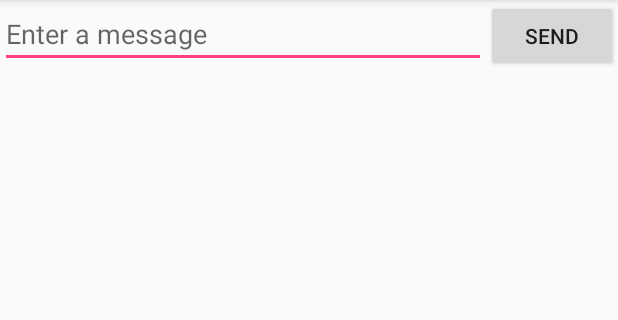
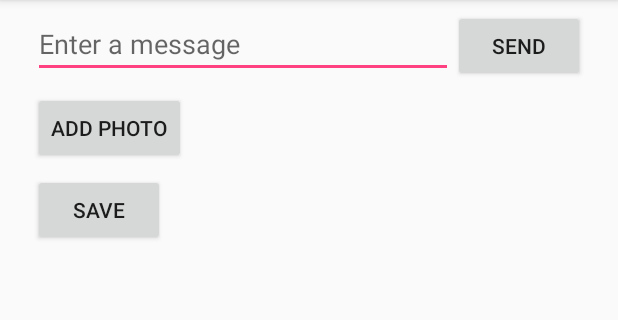
Before and after one commit to MstrJL300/COSW-LAB8, an Android app: the screen it shows after launch (MainActivity), on a phone screen of 412 x 824 dp, the part 84-404 px from its top. Run offline under Robolectric (Android 15) with nearby library versions, the phone set to English and light mode, and no system bars; 1 statement that could not run was skipped.

Commit message:
Agregado: Formato de foto, Ventana de dialogo

```diff
--- a/Codelab2/app/build.gradle
+++ b/Codelab2/app/build.gradle
@@ -26,4 +26,5 @@ dependencies {
     })
     compile 'com.android.support:appcompat-v7:25.0.0'
     testCompile 'junit:junit:4.12'
+    compile 'com.google.android.gms:play-services-appindexing:8.4.0'
 }
--- a/Codelab2/app/src/main/java/com/example/jose/codelab2/DisplayMessageActivity.java
+++ b/Codelab2/app/src/main/java/com/example/jose/codelab2/DisplayMessageActivity.java
@@ -21,6 +21,5 @@ public class DisplayMessageActivity extends AppCompatActivity {
 
         ViewGroup layout = (ViewGroup) findViewById(R.id.activity_display_message);
         layout.addView(textView);
-
     }
 }
--- a/Codelab2/app/src/main/java/com/example/jose/codelab2/MainActivity.java
+++ b/Codelab2/app/src/main/java/com/example/jose/codelab2/MainActivity.java
@@ -1,22 +1,62 @@
 package com.example.jose.codelab2;
 
+import android.app.Dialog;
+import android.content.Context;
+import android.content.DialogInterface;
 import android.content.Intent;
+import android.graphics.Bitmap;
+import android.net.Uri;
+import android.provider.MediaStore;
+import android.support.v4.app.DialogFragment;
+import android.support.v7.app.AlertDialog;
 import android.support.v7.app.AppCompatActivity;
 import android.os.Bundle;
 import android.view.View;
 import android.widget.EditText;
+import android.widget.FrameLayout;
+import android.widget.ImageView;
+
+import com.google.android.gms.appindexing.Action;
+import com.google.android.gms.appindexing.AppIndex;
+import com.google.android.gms.appindexing.Thing;
+import com.google.android.gms.common.api.GoogleApiClient;
+
+import static android.R.attr.tag;
 
 public class MainActivity extends AppCompatActivity {
 
     public final static String EXTRA_MESSAGE = "com.example.myfirstapp.MESSAGE";
+    static final int REQUEST_IMAGE_CAPTURE = 1;
+    /**
+     * ATTENTION: This was auto-generated to implement the App Indexing API.
+     * See https://g.co/AppIndexing/AndroidStudio for more information.
+     */
+    private GoogleApiClient client;
+    private ImageView mImageView;
+    Bitmap imageBitmap;
+    private static final int ACTION_TAKE_PHOTO_S = 2;
 
     @Override
     protected void onCreate(Bundle savedInstanceState) {
+
         super.onCreate(savedInstanceState);
         setContentView(R.layout.activity_main);
+        //PHOTO
+        mImageView = (ImageView) findViewById(R.id.imageView1);
+        imageBitmap = null;
+
+        //SAVE
+
+        // ATTENTION: This was auto-generated to implement the App Indexing API.
+        // See https://g.co/AppIndexing/AndroidStudio for more information.
+        client = new GoogleApiClient.Builder(this).addApi(AppIndex.API).build();
     }
 
-    /** Called when the user clicks the Send button */
+    //MESSAGE SECTION
+
+    /**
+     * Called when the user clicks the Send button
+     */
     public void sendMessage(View view) {
         Intent intent = new Intent(this, DisplayMessageActivity.class);
         EditText editText = (EditText) findViewById(R.id.edit_message);
@@ -25,4 +65,44 @@ public class MainActivity extends AppCompatActivity {
         startActivity(intent);
     }
 
+    //PHOTO SECTION
+
+    /**
+     * Called to call an action that takes the photo.
+     */
+    private void dispatchTakePictureIntent() {
+
+        Intent takePictureIntent = new Intent(MediaStore.ACTION_IMAGE_CAPTURE);
+
+        if (takePictureIntent.resolveActivity(getPackageManager()) != null)
+            startActivityForResult(takePictureIntent, REQUEST_IMAGE_CAPTURE);
+    }
+
+    /**
+     * Called to retrieve the image and display an ImageView
+     * @param requestCode
+     * @param resultCode
+     * @param data  Is only use to control small images
+     */
+    @Override
+    protected void onActivityResult(int requestCode, int resultCode, Intent data) {
+        if (requestCode == REQUEST_IMAGE_CAPTURE && resultCode == RESULT_OK) {
+            Bundle extras = data.getExtras();
+            imageBitmap = (Bitmap) extras.get("data");
+            mImageView.setImageBitmap(imageBitmap);
+        }
+    }
+
+    /**
+     * Called when the user clicks the Photo button
+     */
+    public void sendPhoto(View view) {
+        dispatchTakePictureIntent();
+    }
+
+    //SAVE SECTION
+    public void save(View view) {
+        DialogFragment newFragment = new FireMissilesDialogFragment();
+        newFragment.show(getSupportFragmentManager(), "missiles");
+    }
 }
--- a/Codelab2/app/src/main/res/layout/activity_main.xml
+++ b/Codelab2/app/src/main/res/layout/activity_main.xml
@@ -1,10 +1,17 @@
 <?xml version="1.0" encoding="utf-8"?>
 <LinearLayout
     xmlns:android="http://schemas.android.com/apk/res/android"
-    xmlns:tools="http://schemas.android.com/tools"
+    android:orientation="vertical"
+    android:layout_width="fill_parent"
+    android:layout_height="fill_parent">
+
+    <LinearLayout
         android:layout_width="match_parent"
-    android:layout_height="match_parent"
-    android:orientation="horizontal">
+        android:layout_height="wrap_content"
+        android:id="@+id/linearLayout1"
+        android:layout_marginLeft="10pt"
+        android:layout_marginRight="10pt"
+        android:layout_marginTop="3pt">
 
         <EditText android:id="@+id/edit_message"
             android:layout_weight="1"
@@ -19,3 +26,40 @@
             android:onClick="sendMessage" />
 
     </LinearLayout>
+
+    <LinearLayout
+        android:layout_width="match_parent"
+        android:layout_height="wrap_content"
+        android:id="@+id/linearLayout2"
+        android:layout_marginLeft="10pt"
+        android:layout_marginRight="10pt"
+        android:layout_marginTop="3pt">
+        <ImageView
+            android:layout_height="wrap_content"
+            android:layout_width="wrap_content"
+            android:visibility="visible"
+            android:id="@+id/imageView1" />
+        <Button
+            android:layout_width="wrap_content"
+            android:layout_height="wrap_content"
+            android:text="@string/button_photo" android:id="@+id/btnIntendS"
+            android:onClick="sendPhoto" />
+
+    </LinearLayout>
+
+    <LinearLayout
+        android:layout_width="match_parent"
+        android:layout_height="wrap_content"
+        android:id="@+id/linearLayout3"
+        android:layout_marginLeft="10pt"
+        android:layout_marginRight="10pt"
+        android:layout_marginTop="3pt">
+        <Button
+            android:layout_width="wrap_content"
+            android:layout_height="wrap_content"
+            android:text="@string/button_Save" android:id="@+id/btnSave"
+            android:onClick="save" />
+
+    </LinearLayout>
+
+</LinearLayout>
--- a/Codelab2/app/src/main/res/values/strings.xml
+++ b/Codelab2/app/src/main/res/values/strings.xml
@@ -2,4 +2,9 @@
     <string name="app_name">Codelab 2</string>
     <string name="edit_message">Enter a message</string>
     <string name="button_send">Send</string>
+    <string name="button_photo">Add Photo</string>
+    <string name="button_Save">Save</string>
+    <string name="fire">Fire</string>
+    <string name="dialog_fire_missiles">Dialog</string>
+    <string name="cancel">Cancel</string>
 </resources>
```
Also changed, not shown: Codelab2/app/src/main/AndroidManifest.xml (+8 -1 lines), Codelab2/app/src/main/java/com/example/jose/codelab2/FireMissilesDialogFragment.java (added, +33 -0 lines). Lines whose indentation alone changed are shown as unchanged.
